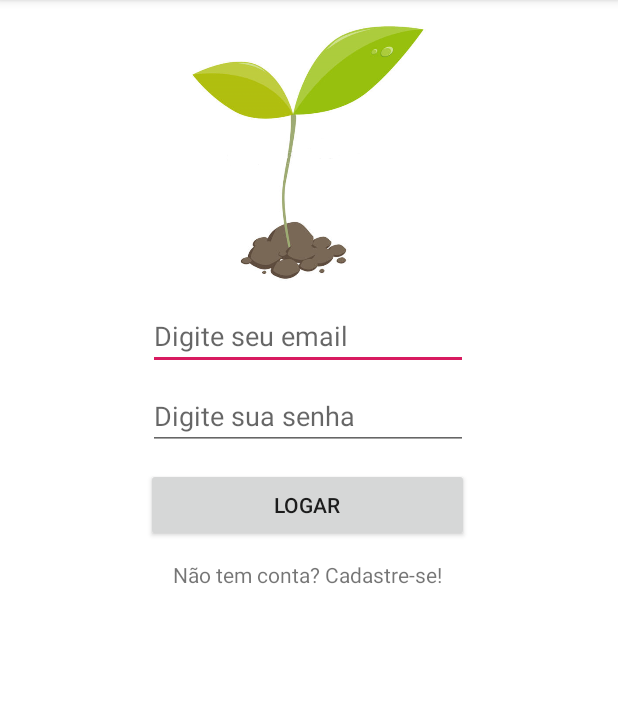
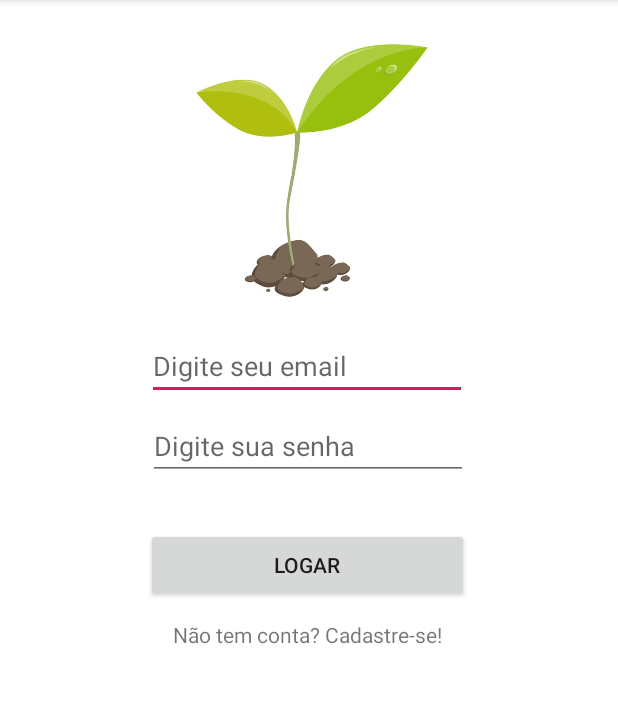
Before and after one commit to FabioAguiar/hyp_mobile, an Android app: the screen it shows after launch (LoginActivity), on a phone screen of 412 x 824 dp, the part 84-787 px from its top. Run offline under Robolectric (Android 15) with nearby library versions, the light colour scheme and no system bars.

Commit message:
Layout cadastro de usuário

```diff
--- a/app/src/main/AndroidManifest.xml
+++ b/app/src/main/AndroidManifest.xml
@@ -9,6 +9,7 @@
         android:roundIcon="@mipmap/ic_launcher_round"
         android:supportsRtl="true"
         android:theme="@style/AppTheme">
+        <activity android:name=".CadastroUsuario"></activity>
         <activity android:name=".LoginActivity">
             <intent-filter>
                 <action android:name="android.intent.action.MAIN" />
@@ -16,7 +17,7 @@
                 <category android:name="android.intent.category.LAUNCHER" />
             </intent-filter>
         </activity>
-        <activity android:name=".MainActivity"></activity>
+        <activity android:name=".MainActivity" />
     </application>
 
 </manifest>
--- a/app/src/main/java/hyp/mobile/com/br/LoginActivity.java
+++ b/app/src/main/java/hyp/mobile/com/br/LoginActivity.java
@@ -1,13 +1,46 @@
 package hyp.mobile.com.br;
 
+import android.content.Intent;
 import android.support.v7.app.AppCompatActivity;
 import android.os.Bundle;
+import android.view.View;
+import android.widget.Button;
+import android.widget.EditText;
+import android.widget.TextView;
 
 public class LoginActivity extends AppCompatActivity {
+
+    private EditText emailLogin;
+    private EditText passwdLogin;
+    private Button botaoLogar;
+    private TextView registroUsuario;
+
 
     @Override
     protected void onCreate(Bundle savedInstanceState) {
         super.onCreate(savedInstanceState);
         setContentView(R.layout.activity_login);
+
+        emailLogin = (EditText) findViewById(R.id.loginEmailId);
+        passwdLogin = (EditText) findViewById(R.id.loginPasswdId);
+        botaoLogar = (Button) findViewById(R.id.loginBotaoId);
+        registroUsuario = (TextView) findViewById(R.id.redirecionaCadastroId);
+
+        botaoLogar.setOnClickListener(new View.OnClickListener() {
+            @Override
+            public void onClick(View view) {
+
+            }
+        });
+
+        registroUsuario.setOnClickListener(new View.OnClickListener() {
+            @Override
+            public void onClick(View view) {
+                Intent intent = new Intent(LoginActivity.this, CadastroUsuario.class);
+                startActivity(intent);
+                finish();
+            }
+        });
+
     }
 }
--- a/app/src/main/res/layout/activity_login.xml
+++ b/app/src/main/res/layout/activity_login.xml
@@ -11,9 +11,10 @@
         android:id="@+id/imageView"
         android:layout_width="175dp"
         android:layout_height="173dp"
-        android:layout_marginTop="16dp"
+        android:layout_marginTop="28dp"
         android:contentDescription="@string/descricao_imagem_login"
         app:layout_constraintEnd_toEndOf="parent"
+        app:layout_constraintHorizontal_bias="0.512"
         app:layout_constraintStart_toStartOf="parent"
         app:layout_constraintTop_toTopOf="parent"
         app:srcCompat="@drawable/login" />
@@ -22,13 +23,13 @@
         android:id="@+id/loginEmailId"
         android:layout_width="wrap_content"
         android:layout_height="wrap_content"
-        android:layout_marginTop="12dp"
+        android:layout_marginTop="20dp"
         android:autofillHints=""
         android:ems="10"
         android:hint="@string/login_email_hint"
         android:inputType="textPersonName"
         app:layout_constraintEnd_toEndOf="parent"
-        app:layout_constraintHorizontal_bias="0.497"
+        app:layout_constraintHorizontal_bias="0.492"
         app:layout_constraintStart_toStartOf="parent"
         app:layout_constraintTop_toBottomOf="@+id/imageView" />
 
@@ -50,7 +51,7 @@
         android:id="@+id/loginBotaoId"
         android:layout_width="215dp"
         android:layout_height="49dp"
-        android:layout_marginTop="12dp"
+        android:layout_marginTop="32dp"
         android:text="lOGAR"
         app:layout_constraintEnd_toEndOf="parent"
         app:layout_constraintHorizontal_bias="0.494"
--- a/app/src/main/res/values/colors.xml
+++ b/app/src/main/res/values/colors.xml
@@ -5,4 +5,5 @@
     <color name="colorAccent">#D81B60</color>
     <color name="login_background">#00FFFFFF</color>
     <color name="background_login">#FFFFFF</color>
+    <color name="background_cadastro_usuario">#7AB0F3</color>
 </resources>
```
Also changed, not shown: app/src/main/java/hyp/mobile/com/br/CadastroUsuario.java (added, +13 -0 lines), app/src/main/res/layout/activity_cadastro_usuario.xml (added, +69 -0 lines), app/src/main/res/drawable/usuario.png (added).
